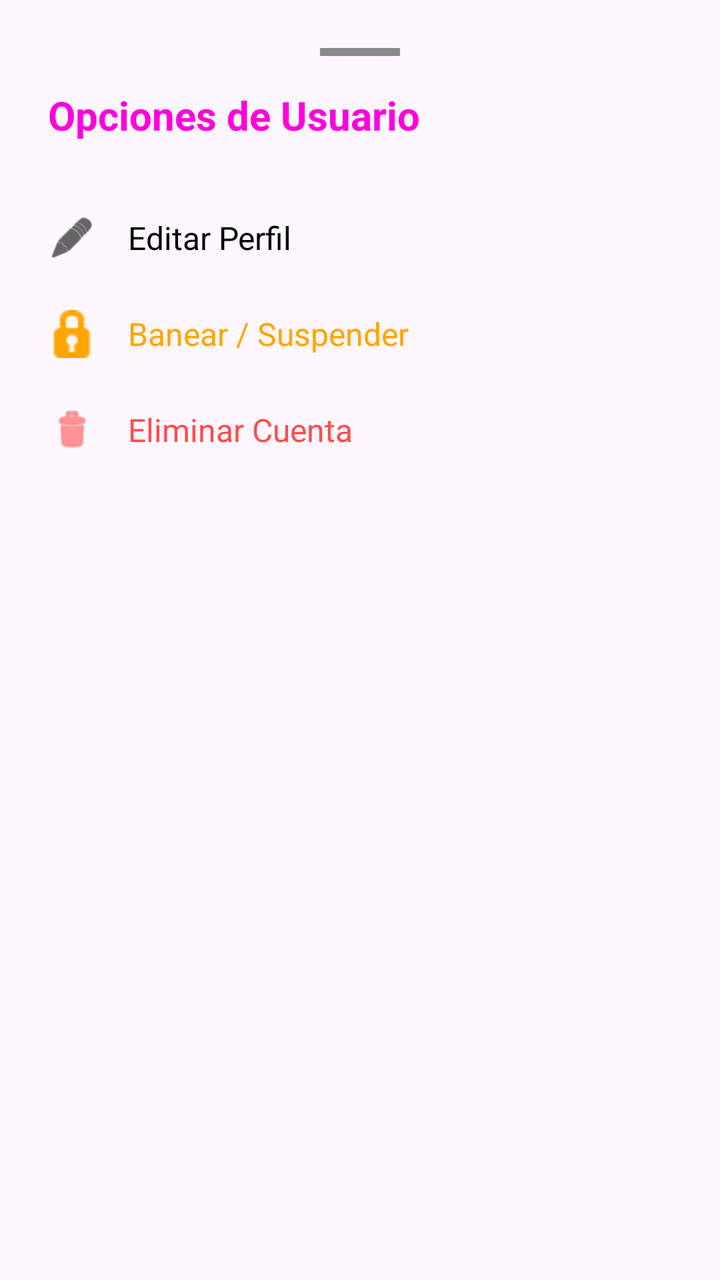
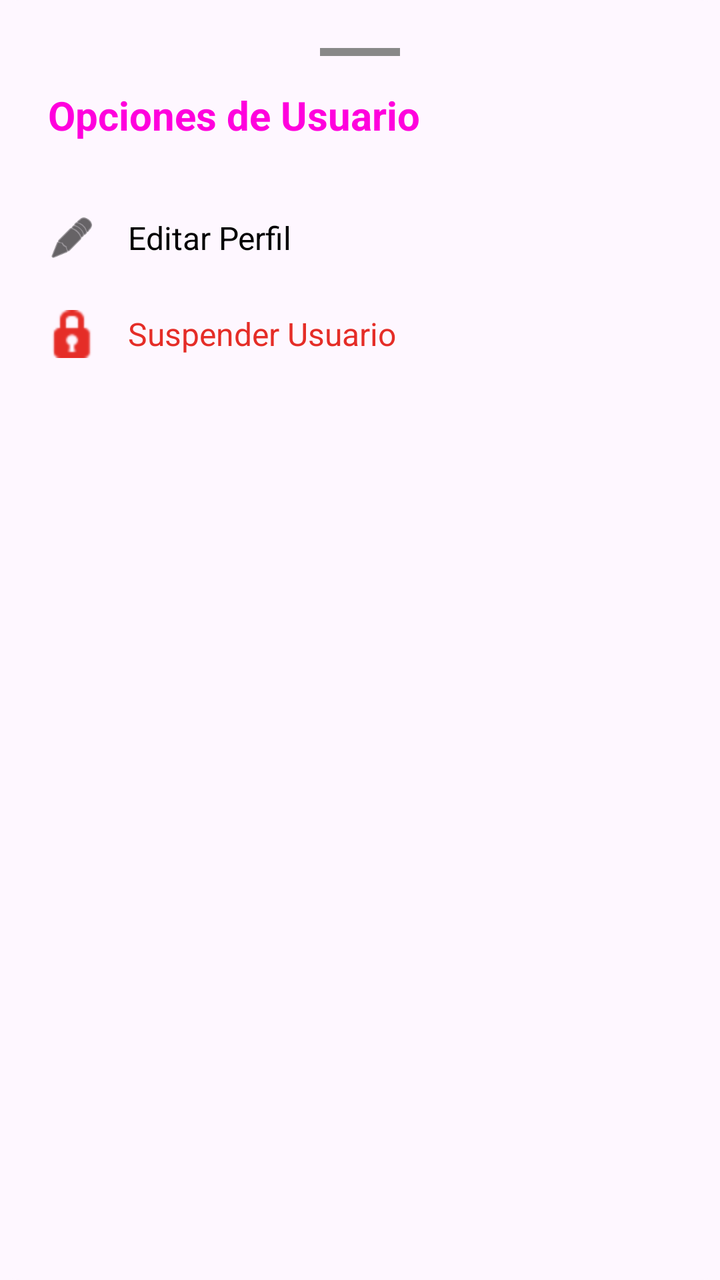

Compare the two renders of this Android layout. The source of the first and the diff that turns it into the second are given below.
<!-- AndroidManifest.xml: application theme Theme.FitJourney -->
<!-- res/layout/dialog_admin_user_options.xml -->
<?xml version="1.0" encoding="utf-8"?>
<LinearLayout xmlns:android="http://schemas.android.com/apk/res/android"
    xmlns:app="http://schemas.android.com/apk/res-auto"
    android:layout_width="match_parent"
    android:layout_height="wrap_content"
    android:background="@drawable/rounded_image_bg"
    android:backgroundTint="?attr/colorSurface"
    android:orientation="vertical"
    android:padding="24dp">

    <View
        android:layout_width="40dp"
        android:layout_height="4dp"
        android:layout_gravity="center_horizontal"
        android:layout_marginBottom="16dp"
        android:background="#444444"
        android:backgroundTint="#888888" />

    <TextView
        android:id="@+id/tvOptionsTitle"
        android:layout_width="match_parent"
        android:layout_height="wrap_content"
        android:layout_marginBottom="24dp"
        android:text="Opciones de Usuario"
        android:textColor="@color/mainrosa"
        android:textSize="20sp"
        android:textStyle="bold" />

    <LinearLayout
        android:id="@+id/btnEditUser"
        android:layout_width="match_parent"
        android:layout_height="wrap_content"
        android:background="?attr/selectableItemBackground"
        android:clickable="true"
        android:focusable="true"
        android:gravity="center_vertical"
        android:orientation="horizontal"
        android:paddingVertical="12dp">

        <ImageView
            android:layout_width="24dp"
            android:layout_height="24dp"
            android:src="@android:drawable/ic_menu_edit"
            app:tint="@color/text" />

        <TextView
            android:layout_width="wrap_content"
            android:layout_height="wrap_content"
            android:layout_marginStart="16dp"
            android:text="Editar Perfil"
            android:textColor="@color/text"
            android:textSize="16sp" />
    </LinearLayout>

    <LinearLayout
        android:id="@+id/btnBanUser"
        android:layout_width="match_parent"
        android:layout_height="wrap_content"
        android:background="?attr/selectableItemBackground"
        android:clickable="true"
        android:focusable="true"
        android:gravity="center_vertical"
        android:orientation="horizontal"
        android:paddingVertical="12dp">

        <ImageView
            android:layout_width="24dp"
            android:layout_height="24dp"
            android:src="@android:drawable/ic_secure"
            app:tint="#FFA500" /> <TextView
        android:layout_width="wrap_content"
        android:layout_height="wrap_content"
        android:layout_marginStart="16dp"
        android:text="Banear / Suspender"
        android:textColor="#FFA500"
        android:textSize="16sp" />
    </LinearLayout>

    <LinearLayout
        android:id="@+id/btnDeleteUser"
        android:layout_width="match_parent"
        android:layout_height="wrap_content"
        android:background="?attr/selectableItemBackground"
        android:clickable="true"
        android:focusable="true"
        android:gravity="center_vertical"
        android:orientation="horizontal"
        android:paddingVertical="12dp">

        <ImageView
            android:layout_width="24dp"
            android:layout_height="24dp"
            android:src="@android:drawable/ic_menu_delete"
            app:tint="#FF4C4C" /> <TextView
        android:layout_width="wrap_content"
        android:layout_height="wrap_content"
        android:layout_marginStart="16dp"
        android:text="Eliminar Cuenta"
        android:textColor="#FF4C4C"
        android:textSize="16sp" />
    </LinearLayout>

</LinearLayout>
<!-- resources referenced by this layout -->
<resources>
  <color name="mainrosa">#FF00DD</color>
  <color name="text">#000000</color>
  <!-- drawable rounded_image_bg (drawable) -->
  <?xml version="1.0" encoding="utf-8"?>
  <shape xmlns:android="http://schemas.android.com/apk/res/android"
      android:shape="rectangle">
      <solid android:color="#2C2C2C" />
      <corners android:radius="10dp" />
  </shape>
  <style name="Theme.FitJourney" parent="Base.Theme.FitJourney">
  
          <item name="android:statusBarColor">@color/fondo</item>
  
          <item name="android:windowLightStatusBar">true</item>
  
      </style>
  <style name="Base.Theme.FitJourney" parent="Theme.Material3.DayNight.NoActionBar">
  
      </style>
  <color name="fondo">#FFFFFF</color>
</resources>

<!-- the commit's change to res/layout/dialog_admin_user_options.xml (unified diff, before → after) -->
@@ -53,7 +53,7 @@
     </LinearLayout>
 
     <LinearLayout
-        android:id="@+id/btnBanUser"
+        android:id="@+id/btnToggleStatus"
         android:layout_width="match_parent"
         android:layout_height="wrap_content"
         android:background="?attr/selectableItemBackground"
@@ -64,40 +64,20 @@
         android:paddingVertical="12dp">
 
         <ImageView
+            android:id="@+id/ivToggleIcon"
             android:layout_width="24dp"
             android:layout_height="24dp"
             android:src="@android:drawable/ic_secure"
-            app:tint="#FFA500" /> <TextView
-        android:layout_width="wrap_content"
-        android:layout_height="wrap_content"
-        android:layout_marginStart="16dp"
-        android:text="Banear / Suspender"
-        android:textColor="#FFA500"
-        android:textSize="16sp" />
-    </LinearLayout>
+            app:tint="#E52D27" />
 
-    <LinearLayout
-        android:id="@+id/btnDeleteUser"
-        android:layout_width="match_parent"
-        android:layout_height="wrap_content"
-        android:background="?attr/selectableItemBackground"
-        android:clickable="true"
-        android:focusable="true"
-        android:gravity="center_vertical"
-        android:orientation="horizontal"
-        android:paddingVertical="12dp">
-
-        <ImageView
-            android:layout_width="24dp"
-            android:layout_height="24dp"
-            android:src="@android:drawable/ic_menu_delete"
-            app:tint="#FF4C4C" /> <TextView
-        android:layout_width="wrap_content"
-        android:layout_height="wrap_content"
-        android:layout_marginStart="16dp"
-        android:text="Eliminar Cuenta"
-        android:textColor="#FF4C4C"
-        android:textSize="16sp" />
+        <TextView
+            android:id="@+id/tvToggleText"
+            android:layout_width="wrap_content"
+            android:layout_height="wrap_content"
+            android:layout_marginStart="16dp"
+            android:text="Suspender Usuario"
+            android:textColor="#E52D27"
+            android:textSize="16sp" />
     </LinearLayout>
 
 </LinearLayout>
